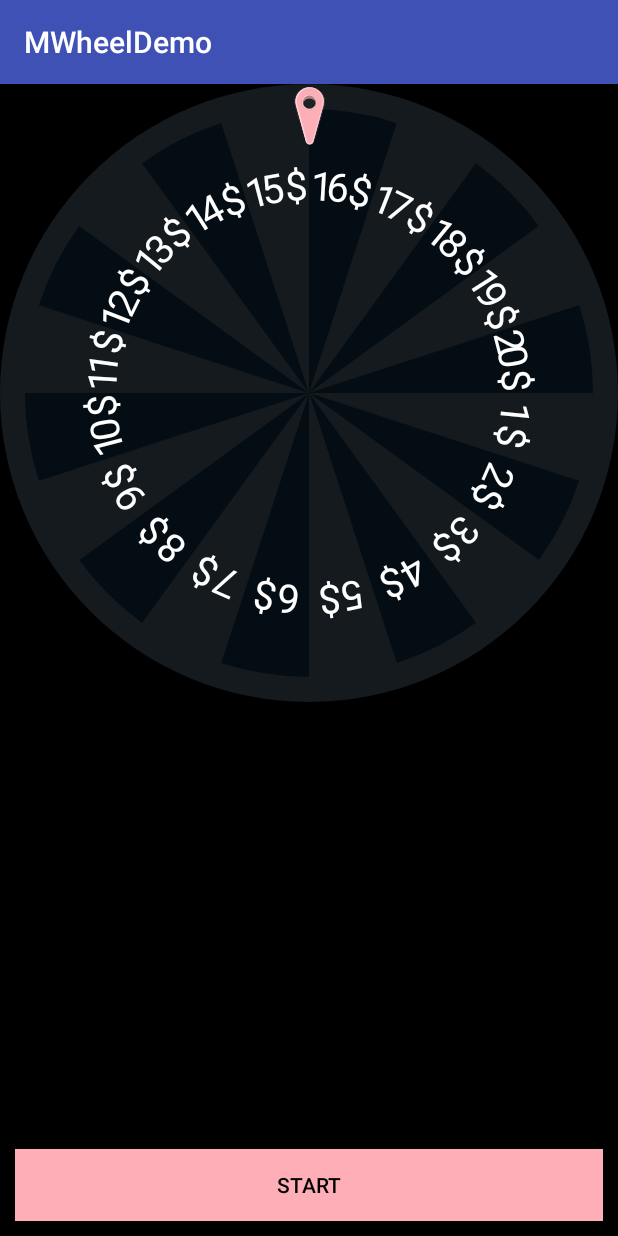
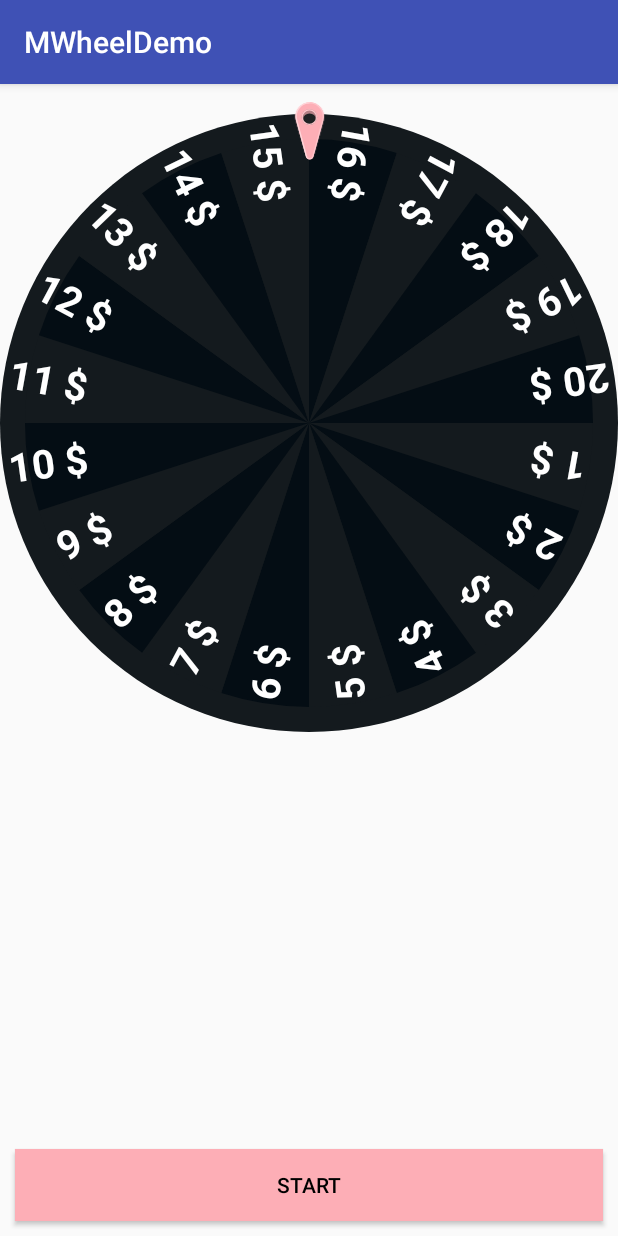
Before and after one commit to MehulKK/SpinWheel, an Android app: the MainActivity screen opened directly, with no data from a screen before it, on a phone screen of 412 x 824 dp. Run offline under Robolectric (Android 15) with nearby library versions, the phone set to English and light mode, and no system bars.

Commit message:
Text rotate on spin wheel Fix Pin alignment

```diff
--- a/mwheel/src/main/java/com/macv/mwheel/MSpinWheel.kt
+++ b/mwheel/src/main/java/com/macv/mwheel/MSpinWheel.kt
@@ -9,6 +9,8 @@ import android.util.AttributeSet
 import android.view.MotionEvent
 import android.view.View
 import android.widget.ImageView
+import androidx.constraintlayout.widget.ConstraintLayout
+import androidx.core.view.marginTop
 import java.lang.Exception
 
 class MSpinWheel : FrameLayout, OnTouchListener, OnRotationListener {
@@ -32,6 +34,7 @@ class MSpinWheel : FrameLayout, OnTouchListener, OnRotationListener {
         setOnTouchListener(this)
         wheelView = findViewById(R.id.wv_main_wheel)
         wheelView.setOnRotationListener(this)
+        //wheelView.layoutParams = ConstraintLayout.LayoutParams(ConstraintLayout.LayoutParams.MATCH_PARENT, width)
         arrow = findViewById(R.id.iv_arrow)
     }
 
--- a/mwheel/src/main/java/com/macv/mwheel/MWheelView.kt
+++ b/mwheel/src/main/java/com/macv/mwheel/MWheelView.kt
@@ -1,5 +1,6 @@
 package com.macv.mwheel
 
+import android.R.attr.textColor
 import android.animation.Animator
 import android.animation.Animator.AnimatorListener
 import android.content.Context
@@ -8,6 +9,9 @@ import android.util.AttributeSet
 import android.util.Log
 import android.view.View
 import android.view.animation.DecelerateInterpolator
+import kotlin.math.cos
+import kotlin.math.sin
+
 
 internal class MWheelView : View {
     private var range = RectF()
@@ -143,13 +147,53 @@ internal class MWheelView : View {
      * @param text       string to show
      */
     private fun drawText(canvas: Canvas, tempAngle: Float, sweepAngle: Float, text: String) {
-        val path = Path()
+        /*val path = Path()
         path.addArc(range, tempAngle, sweepAngle)
         val textWidth = textPaint!!.measureText(text)
-        val hOffset = (radius * Math.PI / mWheelItems!!.size / 2 - textWidth / 2).toInt()
-        val vOffset = radius / 2 / 3 - 3
+        val hOffset = (radius * Math.PI / mWheelItems.size / 2 - textWidth / 2).toInt()
+        val vOffset = radius / 2 / 3 - 3*/
+        /*val mMatrix = Matrix()
+        val bounds = RectF()
+        path.computeBounds(bounds, true)
+        mMatrix.postRotate(80f, bounds.centerX(), bounds.centerY())
+        path.transform(mMatrix)
+        Log.e("text", ""+ text)*/
+
+        /*val matrix = Matrix()
+        //matrix.setScale(-1f, -1f, (width / 2).toFloat(), (height / 2).toFloat())
+        path.addArc(range, 0f, 360f)
+        mMatrix.postRotate(80f)
+        path.transform(matrix)*/
+
         //canvas.drawText(text, hOffset, vOffset, textPaint);
-        canvas.drawTextOnPath(text, path, hOffset.toFloat(), vOffset.toFloat(), textPaint)
+        //canvas.drawTextOnPath(text, path, hOffset.toFloat(), vOffset.toFloat(), textPaint)
+
+        canvas.save()
+        val arraySize: Int = mWheelItems.size
+
+        //if (textColor == 0) mTextPaint.setColor(if (isColorDark(backgroundColor)) -0x1 else -0x1000000)
+
+        val typeface = Typeface.create(Typeface.SANS_SERIF, Typeface.BOLD)
+        textPaint?.typeface = typeface
+        //textPaint?.textSize = mSecondaryTextSize
+        textPaint?.textAlign = Paint.Align.LEFT
+
+        val textWidth: Float? = textPaint?.measureText(text)
+
+        val initFloat: Float = tempAngle + 360f / arraySize / 2
+        val angle = (initFloat * Math.PI / 180).toFloat()
+
+        val x = (center + radius / 2 / 1.25 * cos(angle.toDouble())).toFloat()
+        val y = (center + radius / 2 / 1.25 * sin(angle.toDouble()))
+
+        val rect = RectF(x + textWidth!!, y.toFloat(), x - textWidth, y.toFloat())
+
+        val path = Path()
+        path.addRect(rect, Path.Direction.CW)
+        path.close()
+        canvas.rotate(initFloat + arraySize / 18f, x.toFloat(), y.toFloat())
+        textPaint?.textSize?.div(2.75f)?.let { canvas.drawTextOnPath(text, path, 20 / 7f, it, textPaint) }
+        canvas.restore()
     }
 
     /**
--- a/mwheel/src/main/res/layout/mwheel_layout.xml
+++ b/mwheel/src/main/res/layout/mwheel_layout.xml
@@ -4,26 +4,34 @@
     xmlns:tools="http://schemas.android.com/tools"
     android:layout_width="match_parent"
     android:layout_height="match_parent"
-    android:background="@android:color/black"
     android:orientation="vertical">
+
+    <Space
+        android:id="@+id/space"
+        android:layout_width="0dp"
+        android:layout_height="20dp"
+        app:layout_constraintTop_toTopOf="parent"
+        app:layout_constraintStart_toStartOf="@+id/wv_main_wheel"
+        app:layout_constraintEnd_toEndOf="@+id/wv_main_wheel"/>
 
     <com.macv.mwheel.MWheelView
         android:id="@+id/wv_main_wheel"
-        android:layout_width="0dp"
-        android:layout_height="0dp"
-        app:layout_constraintBottom_toBottomOf="parent"
+        android:layout_width="wrap_content"
+        android:layout_height="wrap_content"
         app:layout_constraintEnd_toEndOf="parent"
         app:layout_constraintStart_toStartOf="parent"
-        app:layout_constraintTop_toTopOf="parent" />
+        app:layout_constraintTop_toBottomOf="@+id/space" />
 
     <ImageView
         android:id="@+id/iv_arrow"
         android:layout_width="50dp"
         android:layout_height="50dp"
         android:layout_centerHorizontal="true"
-        android:src="@drawable/arrow"
+        android:src="@drawable/ic_group_1459"
+        android:layout_marginTop="10dp"
         app:layout_constraintEnd_toEndOf="@+id/wv_main_wheel"
         app:layout_constraintStart_toStartOf="@+id/wv_main_wheel"
-        app:layout_constraintTop_toTopOf="@+id/wv_main_wheel" />
+        app:layout_constraintTop_toTopOf="@+id/space"
+        app:layout_constraintTop_toBottomOf="@+id/space"/>
 
 </androidx.constraintlayout.widget.ConstraintLayout>
```
